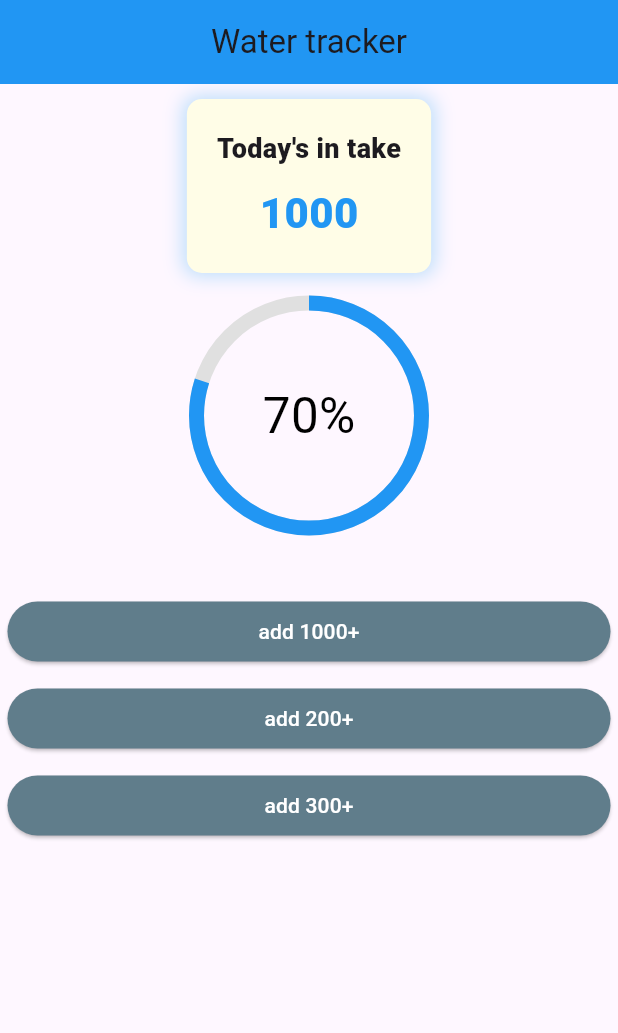
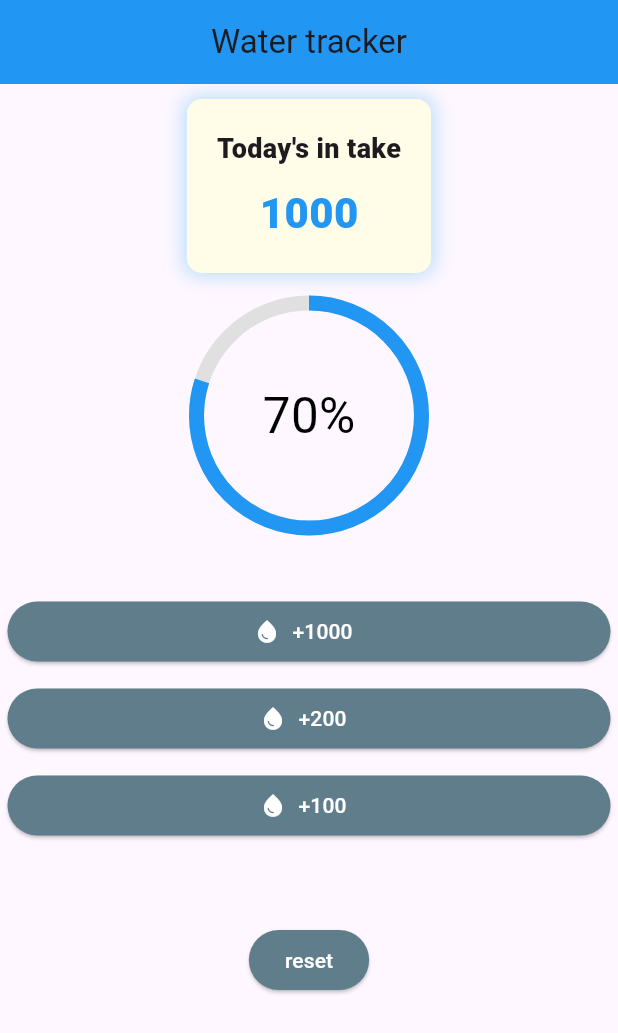
Before and after one commit to ashura-01/water_Tracker, a Flutter app: the screen it shows after launch, on a phone screen of 412 x 824 dp. Shown: the top 1033 px of the screen. Run offline on Flutter 3.47's test engine with Material 3 defaults, Android fonts, the phone set to English and light mode, and no system bars; our stand-ins replace sizer.

Commit message:
updated buttons dynamic

```diff
--- a/lib/addwaterbtn.dart
+++ b/lib/addwaterbtn.dart
@@ -1,8 +1,12 @@
 import 'package:flutter/material.dart';
 
 class Addwaterbtn extends StatelessWidget {
-  final String name;
-  const Addwaterbtn({super.key, required this.name});
+  int amount;
+  IconData? icon;
+  VoidCallback onPressed;
+
+  Addwaterbtn(
+      {super.key, required this.amount, this.icon, required this.onPressed});
 
   @override
   Widget build(BuildContext context) {
@@ -10,10 +14,16 @@ class Addwaterbtn extends StatelessWidget {
       width: double.infinity,
       child: Padding(
         padding: EdgeInsets.all(5),
-        child: ElevatedButton(
-            onPressed: () {},
-            style: ElevatedButton.styleFrom(backgroundColor: Colors.blueGrey,foregroundColor: Colors.white),
-            child: Text(name)),
+        child: ElevatedButton.icon(
+          onPressed: () {},
+          style: ElevatedButton.styleFrom(
+              backgroundColor: Colors.blueGrey, foregroundColor: Colors.white),
+          label: Text("+${amount}"),
+          icon: Icon(
+            icon ?? Icons.water_drop,
+            color: Colors.white,
+          ),
+        ),
       ),
     );
   }
--- a/lib/homepage.dart
+++ b/lib/homepage.dart
@@ -10,6 +10,23 @@ class HomePage extends StatefulWidget {
 }
 
 class _HomePageState extends State<HomePage> {
+  int _currentIntake = 0;
+  final int goal = 2000;
+
+  void addWater(int ammount) {
+    setState(() {
+      if (_currentIntake < goal) {
+        _currentIntake = _currentIntake += ammount;
+      }
+    });
+  }
+
+  void resetWater() {
+    setState(() {
+      _currentIntake = 0;
+    });
+  }
+
   @override
   Widget build(BuildContext context) {
     return Scaffold(
@@ -22,28 +39,43 @@ class _HomePageState extends State<HomePage> {
         child: Column(
           crossAxisAlignment: CrossAxisAlignment.center,
           children: [
-            SizedBox(height: 10,),
+            SizedBox(
+              height: 10,
+            ),
             Container(
               padding: EdgeInsets.all(20),
               decoration: BoxDecoration(
                 borderRadius: BorderRadius.circular(10),
                 color: Colors.yellow.shade50,
-                boxShadow: [BoxShadow(
-                  color: Colors.blue.shade100,
-                  blurRadius: 10,
-                  spreadRadius: 2
-                )],
+                boxShadow: [
+                  BoxShadow(
+                      color: Colors.blue.shade100,
+                      blurRadius: 10,
+                      spreadRadius: 2)
+                ],
               ),
               child: Column(
                 children: [
-                  Text("Today's in take",style: TextStyle(fontWeight: FontWeight.w800,fontSize: 18),),
-                  SizedBox(height: 10,),
-                  Text("1000",style: TextStyle(fontWeight: FontWeight.w800,fontSize: 28,color: Colors.blue),)
-
+                  Text(
+                    "Today's in take",
+                    style: TextStyle(fontWeight: FontWeight.w800, fontSize: 18),
+                  ),
+                  SizedBox(
+                    height: 10,
+                  ),
+                  Text(
+                    "1000",
+                    style: TextStyle(
+                        fontWeight: FontWeight.w800,
+                        fontSize: 28,
+                        color: Colors.blue),
+                  )
                 ],
               ),
             ),
-            SizedBox(height: 20,),
+            SizedBox(
+              height: 20,
+            ),
             Stack(
               alignment: Alignment.center,
               children: [
@@ -55,18 +87,28 @@ class _HomePageState extends State<HomePage> {
                     color: Colors.blue,
                     backgroundColor: Colors.grey.shade300,
                     strokeWidth: 10,
-
                   ),
                 ),
-                Text("70%",style: TextStyle(color: Colors.black,fontSize: 4.h),),
+                Text(
+                  "70%",
+                  style: TextStyle(color: Colors.black, fontSize: 4.h),
+                ),
               ],
             ),
-            SizedBox(height: 40,),
-            Wrap(children: [
-              Addwaterbtn(name: "add 1000+"),
-              Addwaterbtn(name: "add 200+"),
-              Addwaterbtn(name: "add 300+"),
-            ],),
+            SizedBox(
+              height: 40,
+            ),
+            Wrap(
+              children: [
+                Addwaterbtn(amount: 1000, icon: Icons.water_drop,onPressed:()=>addWater(1000),),
+                Addwaterbtn(amount: 200,icon: Icons.water_drop,onPressed: ()=>addWater(200),),
+                Addwaterbtn(amount: 100,icon: Icons.water_drop,onPressed: ()=>addWater(100),),
+              ],
+            ),
+            SizedBox(
+              height: 50,
+            ),
+          ElevatedButton(onPressed: (){}, child: Text("reset"),style:ElevatedButton.styleFrom(backgroundColor: Colors.blueGrey,foregroundColor: Colors.white),),
           ],
         ),
       ),
```
